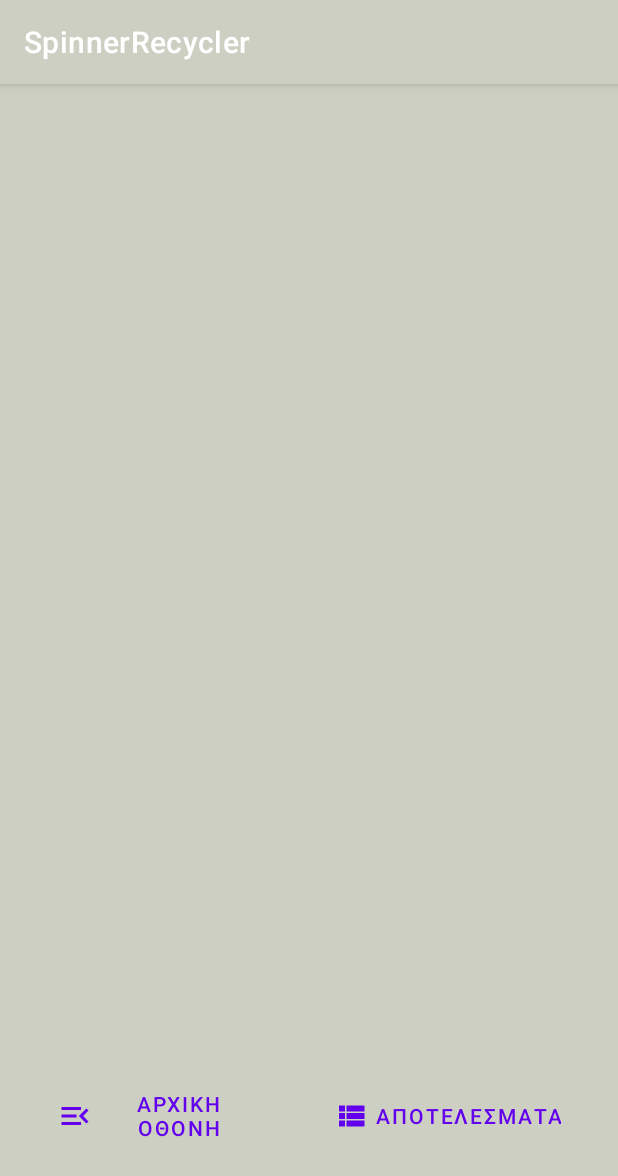
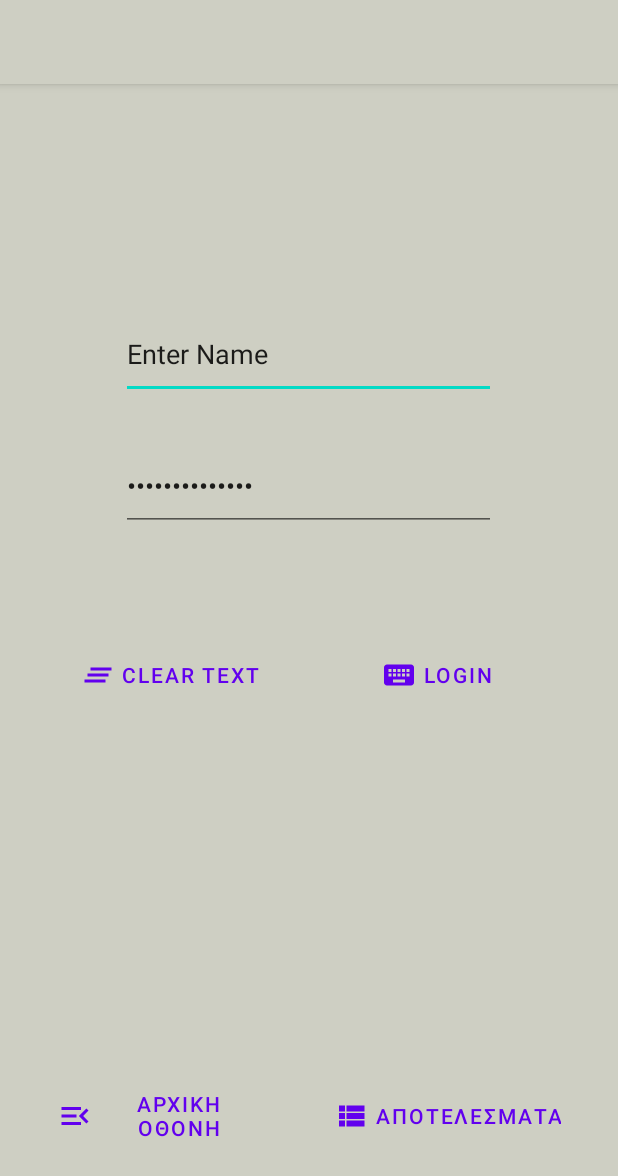
Before and after one commit to mlbcraven/Work_declaration_App, an Android app: the screen it shows after launch (MainActivity), on a phone screen of 412 x 824 dp. Shown: the top 1176 px of the screen. Run offline under Robolectric (Android 15) with nearby library versions, the phone set to English and light mode, and no system bars.

Commit message:
Login option/Fragment Added

```diff
--- a/app/src/main/java/com/example/spinnerrecycler/FragmentEntry.kt
+++ b/app/src/main/java/com/example/spinnerrecycler/FragmentEntry.kt
@@ -8,6 +8,7 @@ import android.view.View
 import android.view.ViewGroup
 import android.view.ViewParent
 import android.widget.*
+import androidx.appcompat.app.AppCompatActivity
 import androidx.fragment.app.Fragment
 import androidx.viewbinding.ViewBinding
 import com.example.spinnerrecycler.databinding.FragmentEntryBinding
@@ -29,6 +30,7 @@ class FragmentEntry:Fragment(R.layout.fragment_entry) {
     private lateinit var sqLiteHelper: SQLiteHelper
     private lateinit var adapter: EntryAdapter
 
+
     fun getCurrentDateTime(): String {
         val time = Calendar.getInstance().time
         val formatter = SimpleDateFormat("yyyy-MM-dd HH:mm")
@@ -45,6 +47,8 @@ class FragmentEntry:Fragment(R.layout.fragment_entry) {
 
     ): View? {
         _binding = FragmentEntryBinding.inflate(inflater,container,false)
+
+
 
         val view = binding.root
         val Worker :Spinner = binding.spnWorker
@@ -90,6 +94,12 @@ class FragmentEntry:Fragment(R.layout.fragment_entry) {
 
 
 }
+
+    override fun onViewCreated(view: View, savedInstanceState: Bundle?) {
+        super.onViewCreated(view, savedInstanceState)
+        (activity as AppCompatActivity).supportActionBar?.title = WorkerSelected
+    }
+
     private fun addEntry() {
         val worker = WorkerSelected
         val work = WorkSelected
@@ -133,6 +143,8 @@ class FragmentEntry:Fragment(R.layout.fragment_entry) {
         adapter?.addItems(entrylist)
     }
 
+
+
     override fun onDestroyView() {
         super.onDestroyView()
         return
--- /dev/null
+++ b/app/src/main/java/com/example/spinnerrecycler/LoginFragment.kt
@@ -0,0 +1,67 @@
+package com.example.spinnerrecycler
+
+import android.os.Bundle
+import android.view.LayoutInflater
+import android.view.View
+import android.view.ViewGroup
+import android.widget.Toast
+import androidx.fragment.app.Fragment
+import com.example.spinnerrecycler.databinding.FragmentLoginBinding
+
+class LoginFragment:Fragment(R.layout.fragment_login) {
+    private lateinit var binding: FragmentLoginBinding
+
+
+    override fun onCreateView(
+        inflater: LayoutInflater,
+        container: ViewGroup?,
+        savedInstanceState: Bundle?
+    ): View? {
+        binding = FragmentLoginBinding.inflate(inflater,container,false)
+        return binding!!.root
+    }
+
+    override fun onViewCreated(view: View, savedInstanceState: Bundle?) {
+        super.onViewCreated(view, savedInstanceState)
+         val loginName = binding.edWorker.text
+         val loginpass = binding.edPassword.text
+         val loginbtn = binding.btnLogin
+         val btnClear = binding.btnClear
+
+        fun login(string: String, int: Int ) {
+            if ((string == "pda2") && (int == 2)){
+                Toast.makeText(context,"Welcome Admin",Toast.LENGTH_SHORT).show()
+
+            }
+             else {
+                Toast.makeText(context,"Admin Hasn't lodged in",Toast.LENGTH_SHORT).show()
+            }
+        }
+        fun fragmentNav(fragment: Fragment) {
+
+            val fragmentTransaction = fragmentManager?.beginTransaction()
+            fragmentTransaction?.replace(R.id.fragmentContainerView2,fragment)
+            fragmentTransaction?.commit()
+        }
+
+        loginbtn.setOnClickListener{
+            if ((loginName == null) && (loginpass == null)) {
+                Toast.makeText(context,"Please Add Credentials",Toast.LENGTH_SHORT).show()
+
+            } else {
+                login(loginName.toString(),loginpass.toString().toInt())
+            }
+
+            fragmentNav(FragmentEntry())
+
+        }
+
+        btnClear.setOnClickListener{
+            loginName.clear()
+            loginpass.clear()
+        }
+
+
+    }
+
+}
--- a/app/src/main/java/com/example/spinnerrecycler/MainActivity.kt
+++ b/app/src/main/java/com/example/spinnerrecycler/MainActivity.kt
@@ -3,8 +3,6 @@ package com.example.spinnerrecycler
 import androidx.appcompat.app.AppCompatActivity
 import android.os.Bundle
 import androidx.fragment.app.Fragment
-import androidx.recyclerview.widget.LinearLayoutManager
-import androidx.recyclerview.widget.RecyclerView
 import com.example.spinnerrecycler.databinding.ActivityMainBinding
 import com.example.spinnerrecycler.db.SQLiteHelper
 
@@ -12,15 +10,19 @@ class MainActivity : AppCompatActivity() {
     lateinit var binding: ActivityMainBinding
     private lateinit var adapter: EntryAdapter
     private lateinit var sqLiteHelper: SQLiteHelper
+
     override fun onCreate(savedInstanceState: Bundle?) {
         super.onCreate(savedInstanceState)
+
 
         sqLiteHelper = SQLiteHelper(this)
         binding = ActivityMainBinding.inflate(layoutInflater)
         setContentView(binding.root)
 
+        fragmentNav(LoginFragment())
+
         binding.btnFirstFragment.setOnClickListener {
-            fragmentNav(FragmentEntry())
+            fragmentNav(LoginFragment())
         }
 
 
@@ -29,8 +31,11 @@ class MainActivity : AppCompatActivity() {
 
         }
 
+        val actionBar = supportActionBar
+        actionBar?.title = FragmentEntry().WorkerSelected
+    }
 
-    }
+
 
     private fun fragmentNav(fragment: Fragment) {
         val fragmentManager = supportFragmentManager
--- /dev/null
+++ b/app/src/main/res/drawable/ic_baseline_clear_all_24.xml
@@ -0,0 +1,5 @@
+<vector android:height="24dp" android:tint="#000000"
+    android:viewportHeight="24" android:viewportWidth="24"
+    android:width="24dp" xmlns:android="http://schemas.android.com/apk/res/android">
+    <path android:fillColor="@android:color/white" android:pathData="M5,13h14v-2L5,11v2zM3,17h14v-2L3,15v2zM7,7v2h14L21,7L7,7z"/>
+</vector>
--- a/app/src/main/res/layout/activity_main.xml
+++ b/app/src/main/res/layout/activity_main.xml
@@ -10,7 +10,7 @@
     <androidx.fragment.app.FragmentContainerView
         android:id="@+id/fragmentContainerView2"
         android:layout_width="match_parent"
-        android:layout_height="450dp"
+        android:layout_height="590dp"
         />
 
     <Button
@@ -41,4 +41,7 @@
 
 
 
+
+
+
 </RelativeLayout>
--- /dev/null
+++ b/app/src/main/res/layout/fragment_login.xml
@@ -0,0 +1,55 @@
+<?xml version="1.0" encoding="utf-8"?>
+<RelativeLayout xmlns:android="http://schemas.android.com/apk/res/android"
+    android:layout_width="match_parent"
+    android:layout_height="match_parent"
+    xmlns:app="http://schemas.android.com/apk/res-auto"
+      >
+
+    <EditText
+        android:layout_width="250dp"
+        android:layout_height="60dp"
+        android:layout_centerHorizontal="true"
+        android:layout_marginTop="150dp"
+        android:id="@+id/ed_worker"
+        android:inputType="text"
+        android:text="Enter Name"
+        />
+
+    <EditText
+        android:id="@+id/ed_password"
+        android:layout_width="250dp"
+        android:layout_height="60dp"
+        android:layout_below="@+id/ed_worker"
+        android:layout_marginTop="28dp"
+        android:layout_centerHorizontal="true"
+        android:inputType="numberPassword"
+        android:text="Enter Password"
+        />
+
+    <Button
+        android:id="@+id/btnClear"
+        android:layout_width="wrap_content"
+        android:layout_height="wrap_content"
+        android:layout_below="@+id/ed_password"
+        android:layout_alignParentStart="true"
+        android:layout_marginStart="45dp"
+        style="@style/Widget.MaterialComponents.Button.TextButton"
+        app:icon="@drawable/ic_baseline_clear_all_24"
+        android:layout_marginTop="72dp"
+        android:text="clear text" />
+
+    <Button
+        android:id="@+id/btnLogin"
+        android:layout_width="wrap_content"
+        android:layout_height="wrap_content"
+        android:layout_below="@+id/ed_password"
+        android:layout_marginStart="65dp"
+        style="@style/Widget.MaterialComponents.Button.TextButton"
+        app:icon="@drawable/ic_baseline_keyboard_24"
+        android:layout_marginTop="72dp"
+
+        android:layout_toEndOf="@+id/btnClear"
+        android:text="Login" />
+
+
+</RelativeLayout>
```
